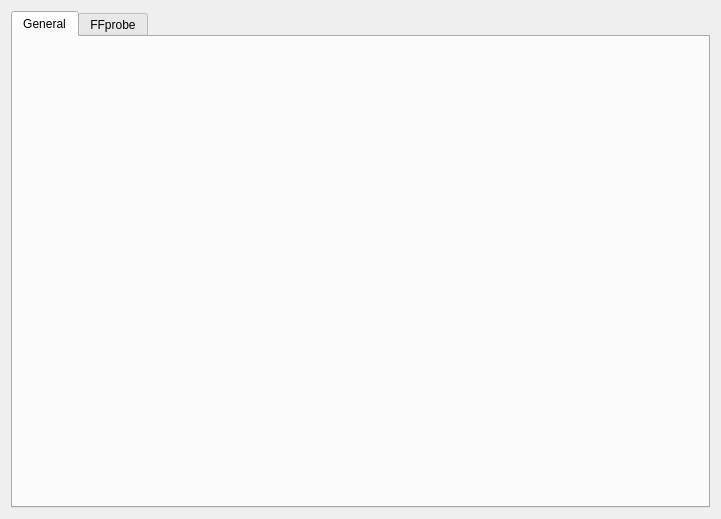
Old version of the form widgets/globalconfingwg.ui in the repository SunStorm2018/media-debuger.
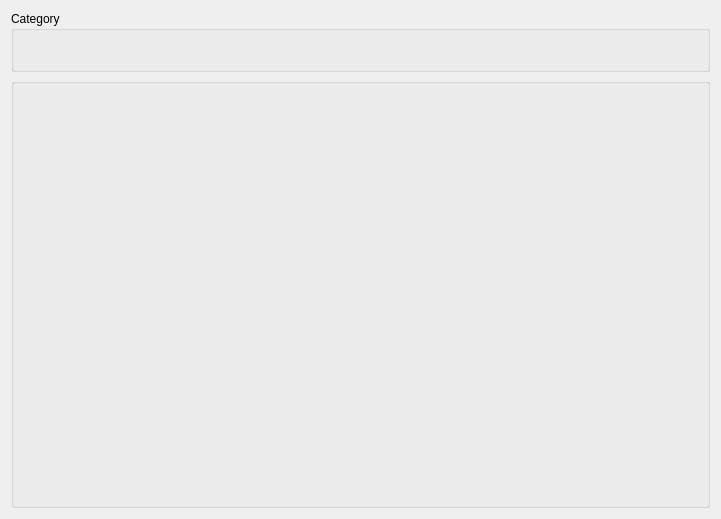
New version of the form.

```diff
--- a/widgets/globalconfingwg.ui
+++ b/widgets/globalconfingwg.ui
@@ -13,23 +13,38 @@
   <property name="windowTitle">
    <string>Form</string>
   </property>
-  <layout class="QVBoxLayout" name="verticalLayout">
+  <layout class="QVBoxLayout" name="verticalLayout" stretch="0,1">
    <item>
-    <widget class="QTabWidget" name="config_tab_wg">
-     <property name="currentIndex">
-      <number>0</number>
+    <widget class="QGroupBox" name="horizontalLayout">
+     <property name="title">
+      <string>Category</string>
      </property>
-     <widget class="QWidget" name="genreral_tab">
-      <attribute name="title">
-       <string>General</string>
-      </attribute>
-      <layout class="QVBoxLayout" name="genreral_tab_layout"/>
-     </widget>
-     <widget class="QWidget" name="ffprobe_tab">
-      <attribute name="title">
-       <string>FFprobe</string>
-      </attribute>
-     </widget>
+     <layout class="QHBoxLayout" name="config_category_group_layout">
+      <item>
+       <layout class="QHBoxLayout" name="config_category_group"/>
+      </item>
+      <item>
+       <spacer name="horizontalSpacer">
+        <property name="orientation">
+         <enum>Qt::Horizontal</enum>
+        </property>
+        <property name="sizeHint" stdset="0">
+         <size>
+          <width>40</width>
+          <height>20</height>
+         </size>
+        </property>
+       </spacer>
+      </item>
+     </layout>
+    </widget>
+   </item>
+   <item>
+    <widget class="QGroupBox" name="config_display_group">
+     <property name="title">
+      <string/>
+     </property>
+     <layout class="QVBoxLayout" name="genreral_tab_layout"/>
     </widget>
    </item>
   </layout>
```
